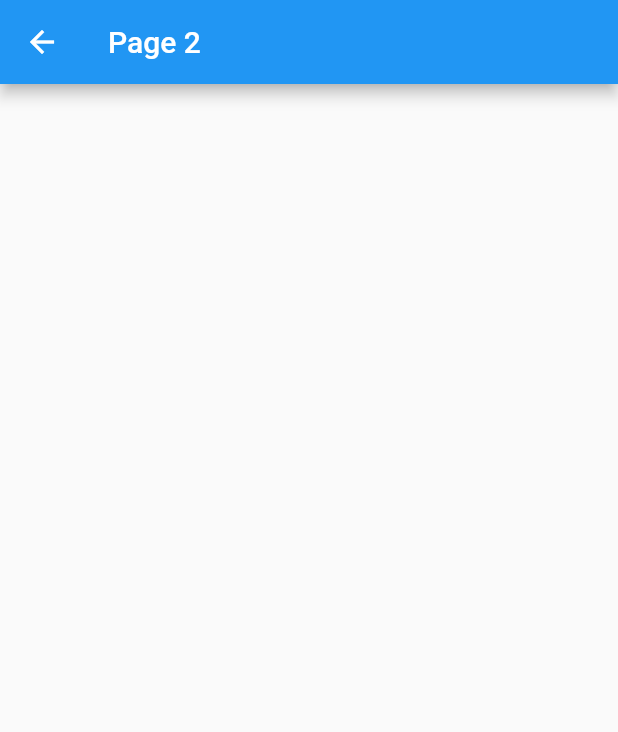
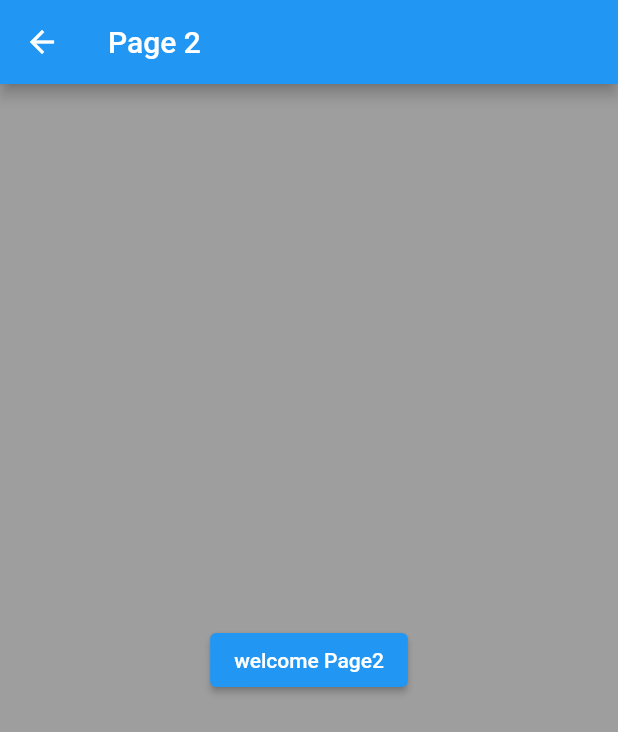
Before and after one commit to KHALEDKHLYAN/awesomeapp_1, a Flutter app: the Nextpage screen opened directly, on a phone screen of 412 x 824 dp. Shown: the top 732 px of the screen. Run offline on Flutter 3.47's test engine with Material 2 defaults, Android fonts, the phone set to English and light mode, and no system bars.

Commit message:
problems onNavigation

```diff
--- a/lib/main.dart
+++ b/lib/main.dart
@@ -116,9 +116,17 @@ class Nextpage extends StatelessWidget {
   @override
   Widget build(BuildContext context) {
     return Scaffold(
-      appBar: AppBar(
-        title: const Text("Page 2"),
-      ),
-    );
+        appBar: AppBar(
+          title: const Text("Page 2"),
+        ),
+        backgroundColor: Colors.black38,
+        body: Center(
+          child: ElevatedButton(
+            onPressed: () {
+              print('wow! Flutter Developer');
+            },
+            child: const Text('welcome Page2'),
+          ),
+        ));
   }
 }
```
